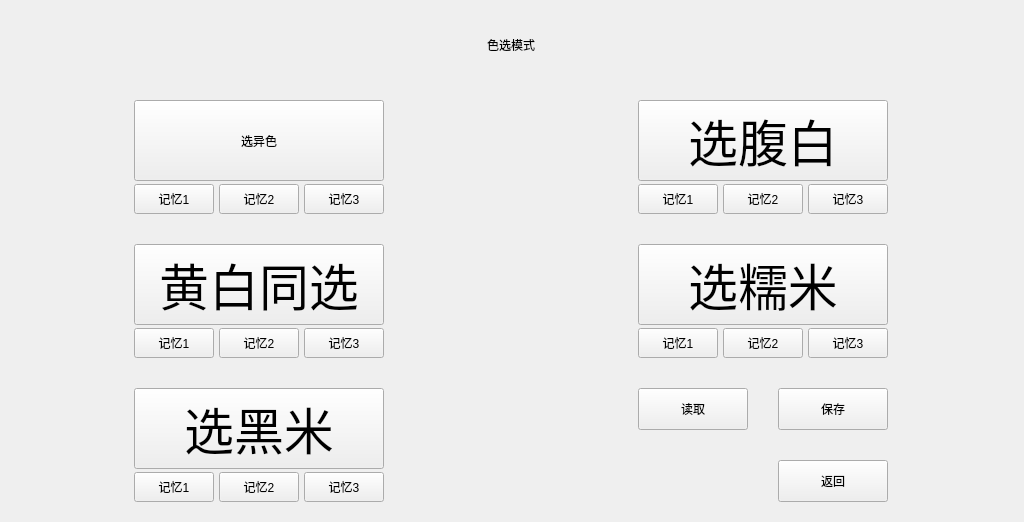
Qt form forms/formmodeselect.ui (zhoutl1106/pjt2) before a commit.
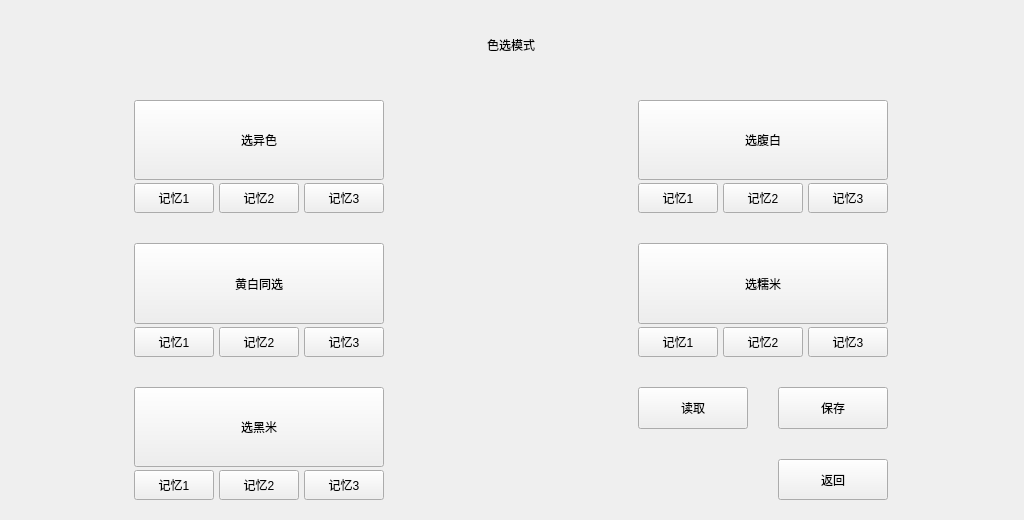
The same form after that commit. Icons and pictures are not drawn.

Commit message: modify mode index, add shutdown send cmd

Diff of the .ui file:
```diff
--- a/forms/formmodeselect.ui
+++ b/forms/formmodeselect.ui
@@ -159,7 +159,7 @@
    <item row="1" column="1">
     <layout class="QVBoxLayout" name="verticalLayout_4">
      <item>
-      <widget class="QPushButton" name="mode_4">
+      <widget class="QPushButton" name="mode_2">
        <property name="sizePolicy">
         <sizepolicy hsizetype="Preferred" vsizetype="Expanding">
          <horstretch>0</horstretch>
@@ -167,7 +167,7 @@
         </sizepolicy>
        </property>
        <property name="styleSheet">
-        <string notr="true">font-size:50px;</string>
+        <string notr="true"/>
        </property>
        <property name="text">
         <string>选腹白</string>
@@ -183,7 +183,7 @@
         <number>3</number>
        </property>
        <item>
-        <widget class="QToolButton" name="mem_41">
+        <widget class="QToolButton" name="mem_21">
          <property name="sizePolicy">
           <sizepolicy hsizetype="Fixed" vsizetype="Fixed">
            <horstretch>0</horstretch>
@@ -208,7 +208,7 @@
         </widget>
        </item>
        <item>
-        <widget class="QToolButton" name="mem_42">
+        <widget class="QToolButton" name="mem_22">
          <property name="sizePolicy">
           <sizepolicy hsizetype="Fixed" vsizetype="Fixed">
            <horstretch>0</horstretch>
@@ -230,7 +230,7 @@
         </widget>
        </item>
        <item>
-        <widget class="QToolButton" name="mem_43">
+        <widget class="QToolButton" name="mem_23">
          <property name="sizePolicy">
           <sizepolicy hsizetype="Fixed" vsizetype="Fixed">
            <horstretch>0</horstretch>
@@ -259,7 +259,7 @@
    <item row="2" column="0">
     <layout class="QVBoxLayout" name="verticalLayout_2">
      <item>
-      <widget class="QPushButton" name="mode_2">
+      <widget class="QPushButton" name="mode_3">
        <property name="sizePolicy">
         <sizepolicy hsizetype="Preferred" vsizetype="Expanding">
          <horstretch>0</horstretch>
@@ -267,7 +267,7 @@
         </sizepolicy>
        </property>
        <property name="styleSheet">
-        <string notr="true">font-size:50px;</string>
+        <string notr="true"/>
        </property>
        <property name="text">
         <string>黄白同选</string>
@@ -283,7 +283,7 @@
         <number>3</number>
        </property>
        <item>
-        <widget class="QToolButton" name="mem_21">
+        <widget class="QToolButton" name="mem_31">
          <property name="sizePolicy">
           <sizepolicy hsizetype="Fixed" vsizetype="Fixed">
            <horstretch>0</horstretch>
@@ -308,7 +308,7 @@
         </widget>
        </item>
        <item>
-        <widget class="QToolButton" name="mem_22">
+        <widget class="QToolButton" name="mem_32">
          <property name="sizePolicy">
           <sizepolicy hsizetype="Fixed" vsizetype="Fixed">
            <horstretch>0</horstretch>
@@ -330,7 +330,7 @@
         </widget>
        </item>
        <item>
-        <widget class="QToolButton" name="mem_23">
+        <widget class="QToolButton" name="mem_33">
          <property name="sizePolicy">
           <sizepolicy hsizetype="Fixed" vsizetype="Fixed">
            <horstretch>0</horstretch>
@@ -359,7 +359,7 @@
    <item row="2" column="1">
     <layout class="QVBoxLayout" name="verticalLayout_5">
      <item>
-      <widget class="QPushButton" name="mode_5">
+      <widget class="QPushButton" name="mode_4">
        <property name="sizePolicy">
         <sizepolicy hsizetype="Preferred" vsizetype="Expanding">
          <horstretch>0</horstretch>
@@ -367,7 +367,7 @@
         </sizepolicy>
        </property>
        <property name="styleSheet">
-        <string notr="true">font-size:50px;</string>
+        <string notr="true"/>
        </property>
        <property name="text">
         <string>选糯米</string>
@@ -383,7 +383,7 @@
         <number>3</number>
        </property>
        <item>
-        <widget class="QToolButton" name="mem_51">
+        <widget class="QToolButton" name="mem_41">
          <property name="sizePolicy">
           <sizepolicy hsizetype="Fixed" vsizetype="Fixed">
            <horstretch>0</horstretch>
@@ -408,7 +408,7 @@
         </widget>
        </item>
        <item>
-        <widget class="QToolButton" name="mem_52">
+        <widget class="QToolButton" name="mem_42">
          <property name="sizePolicy">
           <sizepolicy hsizetype="Fixed" vsizetype="Fixed">
            <horstretch>0</horstretch>
@@ -430,7 +430,7 @@
         </widget>
        </item>
        <item>
-        <widget class="QToolButton" name="mem_53">
+        <widget class="QToolButton" name="mem_43">
          <property name="sizePolicy">
           <sizepolicy hsizetype="Fixed" vsizetype="Fixed">
            <horstretch>0</horstretch>
@@ -459,7 +459,7 @@
    <item row="3" column="0">
     <layout class="QVBoxLayout" name="verticalLayout">
      <item>
-      <widget class="QPushButton" name="mode_3">
+      <widget class="QPushButton" name="mode_5">
        <property name="sizePolicy">
         <sizepolicy hsizetype="Preferred" vsizetype="Expanding">
          <horstretch>0</horstretch>
@@ -467,7 +467,7 @@
         </sizepolicy>
        </property>
        <property name="styleSheet">
-        <string notr="true">font-size:50px;</string>
+        <string notr="true"/>
        </property>
        <property name="text">
         <string>选黑米</string>
@@ -483,7 +483,7 @@
         <number>3</number>
        </property>
        <item>
-        <widget class="QToolButton" name="mem_31">
+        <widget class="QToolButton" name="mem_51">
          <property name="sizePolicy">
           <sizepolicy hsizetype="Fixed" vsizetype="Fixed">
            <horstretch>0</horstretch>
@@ -508,7 +508,7 @@
         </widget>
        </item>
        <item>
-        <widget class="QToolButton" name="mem_32">
+        <widget class="QToolButton" name="mem_52">
          <property name="sizePolicy">
           <sizepolicy hsizetype="Fixed" vsizetype="Fixed">
            <horstretch>0</horstretch>
@@ -530,7 +530,7 @@
         </widget>
        </item>
        <item>
-        <widget class="QToolButton" name="mem_33">
+        <widget class="QToolButton" name="mem_53">
          <property name="sizePolicy">
           <sizepolicy hsizetype="Fixed" vsizetype="Fixed">
            <horstretch>0</horstretch>
```
Left out of the diff: 14 changed lines with no effect on the pictures. The commit also changes 39 other files.
